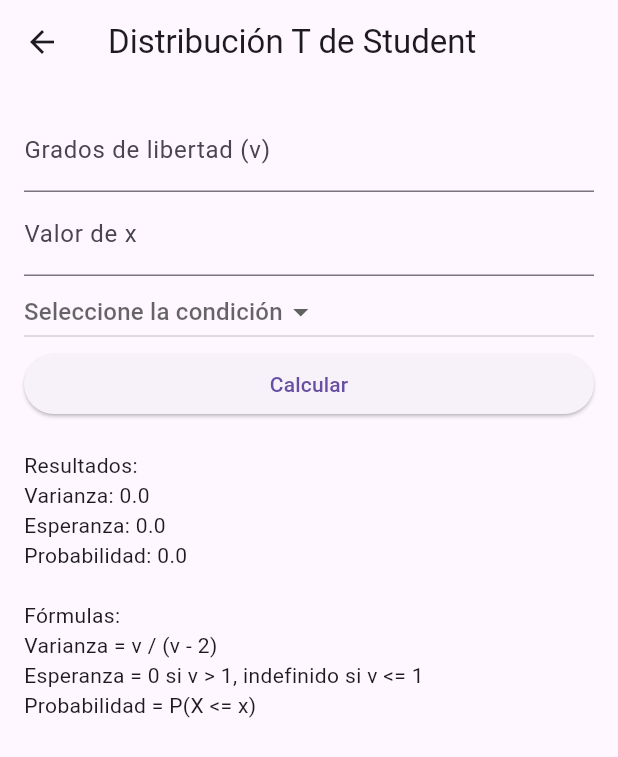
After one commit to Igniz2001/probability_distribution_2, a Flutter app: the StudentTDistributionPage screen opened by its route, after a tap on "Calcular", on a phone screen of 412 x 824 dp. The commit adds this screen. Shown: the top 757 px of the screen. Run offline on Flutter 3.47's test engine with Material 3 defaults, Android fonts, the phone set to English and light mode, and no system bars.

Commit message:
distribución tstudent, exponencial y chi cuadrada implementadas

```diff
--- /dev/null
+++ b/lib/tstudent_distribution.dart
@@ -0,0 +1,155 @@
+import 'package:flutter/material.dart';
+import 'dart:math';
+
+class StudentTDistributionPage extends StatefulWidget {
+  @override
+  _StudentTDistributionPageState createState() =>
+      _StudentTDistributionPageState();
+}
+
+class _StudentTDistributionPageState extends State<StudentTDistributionPage> {
+  TextEditingController vController = TextEditingController();
+  TextEditingController xController = TextEditingController();
+  String? _selectedCondition; // Cambiado a tipo nullable
+  double variance = 0;
+  double expectation = 0;
+  double probability = 0;
+
+  @override
+  Widget build(BuildContext context) {
+    return Scaffold(
+      appBar: AppBar(
+        title: Text('Distribución T de Student'),
+      ),
+      body: Padding(
+        padding: const EdgeInsets.all(16.0),
+        child: Column(
+          crossAxisAlignment: CrossAxisAlignment.stretch,
+          children: [
+            TextFormField(
+              controller: vController,
+              keyboardType: TextInputType.number,
+              decoration: InputDecoration(labelText: 'Grados de libertad (v)'),
+            ),
+            TextFormField(
+              controller: xController,
+              keyboardType: TextInputType.number,
+              decoration: InputDecoration(labelText: 'Valor de x'),
+            ),
+            DropdownButton<String>(
+              hint: Text('Seleccione la condición'),
+              value: _selectedCondition,
+              onChanged: (String? value) {
+                // Cambiado a tipo nullable
+                setState(() {
+                  _selectedCondition = value;
+                });
+              },
+              items: <String>['Mayor o igual a', 'Menor o igual a', 'Igual a']
+                  .map((String value) {
+                return DropdownMenuItem<String>(
+                  value: value,
+                  child: Text(value),
+                );
+              }).toList(),
+            ),
+            ElevatedButton(
+              onPressed: () {
+                calculateResults();
+              },
+              child: Text('Calcular'),
+            ),
+            SizedBox(height: 20),
+            Text('Resultados:'),
+            Text('Varianza: $variance'),
+            Text('Esperanza: $expectation'),
+            Text('Probabilidad: $probability'),
+            SizedBox(height: 20),
+            Text('Fórmulas:'),
+            Text('Varianza = v / (v - 2)'),
+            Text('Esperanza = 0 si v > 1, indefinido si v <= 1'),
+            Text('Probabilidad = P(X <= x)'),
+          ],
+        ),
+      ),
+    );
+  }
+
+  void calculateResults() {
+    int v = int.tryParse(vController.text) ??
+        0; // Proporciona valor predeterminado si la conversión falla
+    double x = double.tryParse(xController.text) ??
+        0.0; // Proporciona valor predeterminado si la conversión falla
+    if (v <= 0 || x.isNaN) {
+      // Manejar caso de valores no válidos
+      return;
+    }
+
+    variance = v / (v - 2);
+    expectation = v > 1 ? 0 : double.nan;
+
+    if (_selectedCondition == 'Mayor o igual a') {
+      probability = _studentTCDF(v, x);
+    } else if (_selectedCondition == 'Menor o igual a') {
+      probability = 1 - _studentTCDF(v, x);
+    } else {
+      // Puedes manejar este caso según tus necesidades.
+    }
+
+    setState(() {});
+  }
+
+  // Función para calcular la función de densidad de probabilidad acumulada de la distribución T de Student
+  double _studentTCDF(int v, double x) {
+    double integral =
+        _simpsonIntegration((t) => _studentTPDF(v, t), 0, x, 1000);
+    return 0.5 + integral / 2;
+  }
+
+  // Función para calcular la función de densidad de probabilidad de la distribución T de Student
+  double _studentTPDF(int v, double x) {
+    double numerator = _gamma((v + 1) / 2);
+    double denominator =
+        sqrt(v * pi) * _gamma(v / 2) * pow(1 + pow(x, 2) / v, -(v + 1) / 2);
+    return numerator / denominator;
+  }
+
+  // Función gamma
+  double _gamma(double x) {
+    const List<double> p = [
+      0.99999999999980993,
+      676.5203681218851,
+      -1259.1392167224028,
+      771.32342877765313,
+      -176.61502916214059,
+      12.507343278686905,
+      -0.13857109526572012,
+      9.9843695780195716e-6,
+      1.5056327351493116e-7
+    ];
+
+    if (x < 0.5) {
+      return pi / (sin(pi * x) * _gamma(1 - x));
+    }
+
+    x -= 1;
+    double y = p[0];
+    for (int i = 1; i < p.length; i++) {
+      y += p[i] / (x + i);
+    }
+
+    double t = x + p.length - 0.5;
+    return sqrt(2 * pi) * pow(t, x + 0.5) * exp(-t) * y;
+  }
+
+  // Función de integración de Simpson
+  double _simpsonIntegration(Function(double) f, double a, double b, int n) {
+    double h = (b - a) / n;
+    double sum = f(a) + f(b);
+    for (int i = 1; i < n; i++) {
+      double x = a + h * i;
+      sum += 2 * (i.isEven ? 2 : 4) * f(x);
+    }
+    return sum * h / 3;
+  }
+}
--- a/pubspec.yaml
+++ b/pubspec.yaml
@@ -9,6 +9,7 @@ environment:
 dependencies:
   flutter:
     sdk: flutter
+  dart_numerics: 0.0.6
 
 dev_dependencies:
   flutter_test:
```
Also changed, not shown: lib/chisquare_distribution.dart (added, +127 -0 lines), lib/exponential_distribution.dart (added, +104 -0 lines), lib/main.dart (+24 -0 lines), pubspec.lock.
